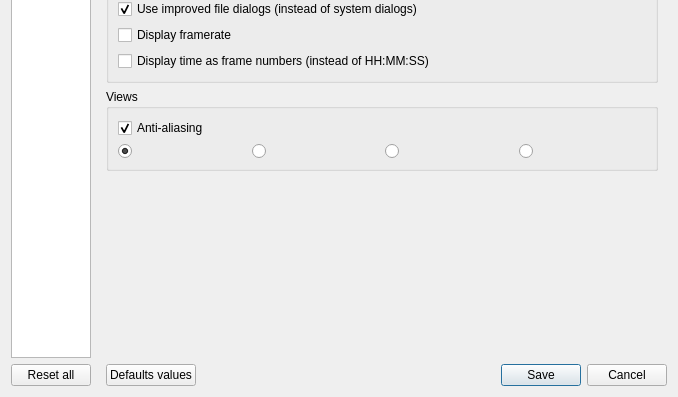
The window that src/UserPreferencesDialog.ui (markus-wa/glmixer-mirror) describes before a commit, drawn with Qt 5; both pictures show x 0 to 678 and y 232 to 629 of the 678 by 629 pixel window.
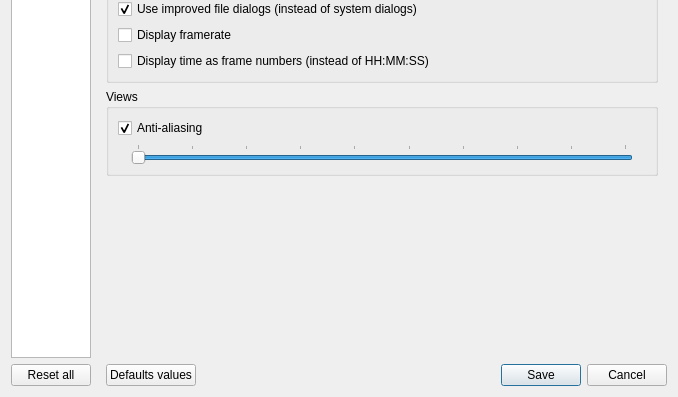
The same window after the commit. The open tabs and pages were chosen to show the change. Icons and pictures are not drawn. Custom widgets are drawn as their Qt base class.

Commit message: New stippling mode configuration (how sources are shown with checkerboard when transparent).

```diff
--- a/src/UserPreferencesDialog.ui
+++ b/src/UserPreferencesDialog.ui
@@ -1677,10 +1677,7 @@
               <item>
                <layout class="QHBoxLayout" name="horizontalLayoutStipple">
                 <item>
-                 <widget class="QRadioButton" name="FINE">
-                  <property name="toolTip">
-                   <string>Representation of icon transparency in mixing view</string>
-                  </property>
+                 <widget class="QLabel" name="label_14">
                   <property name="text">
                    <string/>
                   </property>
@@ -1688,42 +1685,47 @@
                    <iconset resource="../images.qrc">
                     <normaloff>:/glmixer/images/stippling_1.png</normaloff>:/glmixer/images/stippling_1.png</iconset>
                   </property>
-                  <property name="iconSize">
-                   <size>
-                    <width>60</width>
-                    <height>45</height>
-                   </size>
+                 </widget>
+                </item>
+                <item>
+                 <widget class="QSlider" name="stipplingSlider">
+                  <property name="minimum">
+                   <number>1</number>
                   </property>
-                  <property name="checked">
+                  <property name="maximum">
+                   <number>10</number>
+                  </property>
+                  <property name="singleStep">
+                   <number>1</number>
+                  </property>
+                  <property name="pageStep">
+                   <number>2</number>
+                  </property>
+                  <property name="value">
+                   <number>10</number>
+                  </property>
+                  <property name="tracking">
+                   <bool>false</bool>
+                  </property>
+                  <property name="orientation">
+                   <enum>Qt::Horizontal</enum>
+                  </property>
+                  <property name="invertedAppearance">
                    <bool>true</bool>
                   </property>
-                 </widget>
-                </item>
-                <item>
-                 <widget class="QRadioButton" name="GROSS">
-                  <property name="toolTip">
-                   <string>Representation of icon transparency in mixing view</string>
+                  <property name="invertedControls">
+                   <bool>false</bool>
                   </property>
-                  <property name="text">
-                   <string/>
+                  <property name="tickPosition">
+                   <enum>QSlider::TicksAbove</enum>
                   </property>
-                  <property name="icon">
-                   <iconset resource="../images.qrc">
-                    <normaloff>:/glmixer/images/stippling_2.png</normaloff>:/glmixer/images/stippling_2.png</iconset>
+                  <property name="tickInterval">
+                   <number>1</number>
                   </property>
-                  <property name="iconSize">
-                   <size>
-                    <width>60</width>
-                    <height>45</height>
-                   </size>
-                  </property>
                  </widget>
                 </item>
                 <item>
-                 <widget class="QRadioButton" name="CHECKERBOARD">
-                  <property name="toolTip">
-                   <string>Representation of icon transparency in mixing view</string>
-                  </property>
+                 <widget class="QLabel" name="label_15">
                   <property name="text">
                    <string/>
                   </property>
@@ -1731,31 +1733,8 @@
                    <iconset resource="../images.qrc">
                     <normaloff>:/glmixer/images/stippling_3.png</normaloff>:/glmixer/images/stippling_3.png</iconset>
                   </property>
-                  <property name="iconSize">
-                   <size>
-                    <width>60</width>
-                    <height>45</height>
-                   </size>
-                  </property>
-                 </widget>
-                </item>
-                <item>
-                 <widget class="QRadioButton" name="TRIANGLE">
-                  <property name="toolTip">
-                   <string>Representation of icon transparency in mixing view</string>
-                  </property>
-                  <property name="text">
-                   <string/>
-                  </property>
-                  <property name="icon">
-                   <iconset resource="../images.qrc">
-                    <normaloff>:/glmixer/images/stippling_4.png</normaloff>:/glmixer/images/stippling_4.png</iconset>
-                  </property>
-                  <property name="iconSize">
-                   <size>
-                    <width>60</width>
-                    <height>45</height>
-                   </size>
+                  <property name="scaledContents">
+                   <bool>false</bool>
                   </property>
                  </widget>
                 </item>
```
Left out of the diff: 12 changed lines with no effect on the pictures. The commit also changes 6 other files.
